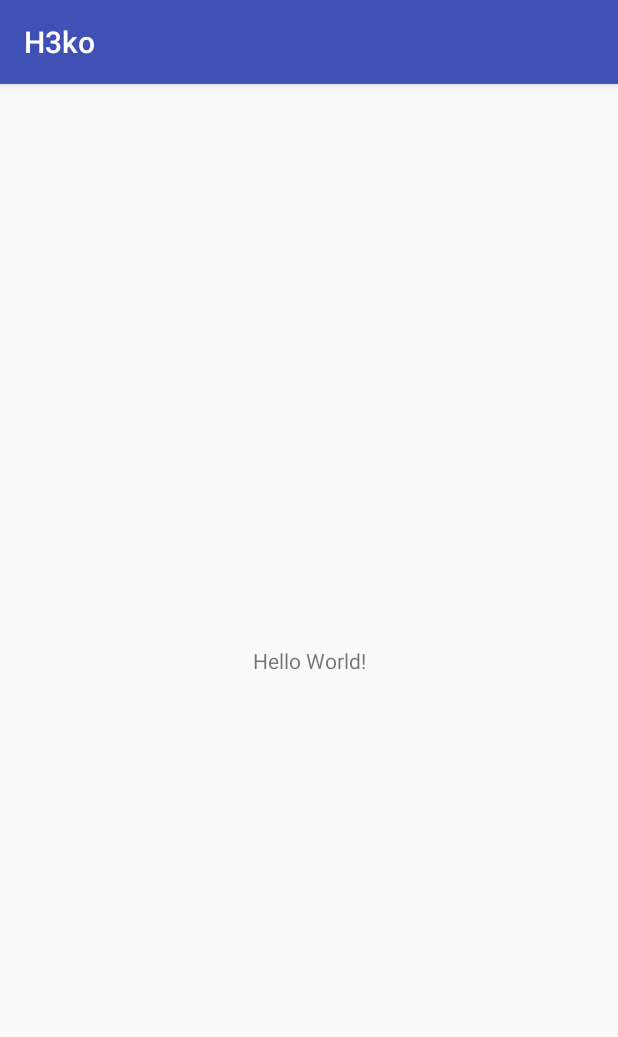
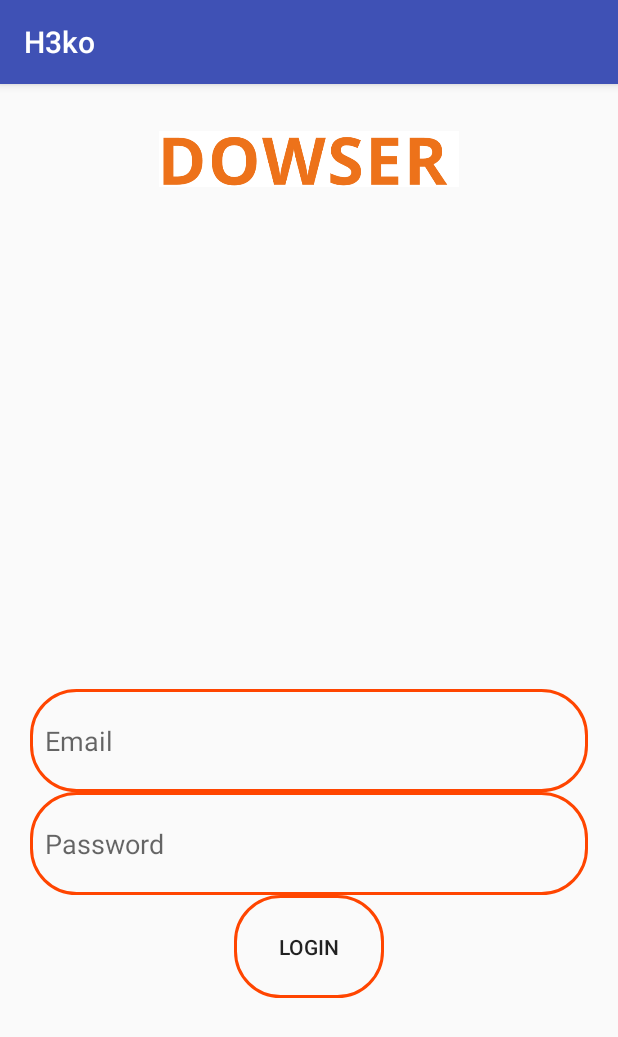
Before and after one commit to sohaiboh/h3ko, an Android app: the screen it shows after launch (MainActivity), on a phone screen of 412 x 824 dp. Shown: the top 1037 px of the screen. Run offline under Robolectric (Android 15) with nearby library versions, the light colour scheme and no system bars.

Commit message:
login layout

```diff
--- a/app/build.gradle
+++ b/app/build.gradle
@@ -1,11 +1,11 @@
 apply plugin: 'com.android.application'
 
 android {
-    compileSdkVersion 28
+    compileSdkVersion 27
     defaultConfig {
         applicationId "com.example.suhayb.h3ko"
         minSdkVersion 15
-        targetSdkVersion 28
+        targetSdkVersion 27
         versionCode 1
         versionName "1.0"
         testInstrumentationRunner "android.support.test.runner.AndroidJUnitRunner"
@@ -20,7 +20,7 @@ android {
 
 dependencies {
     implementation fileTree(dir: 'libs', include: ['*.jar'])
-    implementation 'com.android.support:appcompat-v7:28.0.0-alpha3'
+    implementation 'com.android.support:appcompat-v7:26.0.0'
     implementation 'com.android.support.constraint:constraint-layout:1.1.2'
     testImplementation 'junit:junit:4.12'
     androidTestImplementation 'com.android.support.test:runner:1.0.2'
--- a/app/src/main/java/com/example/suhayb/h3ko/MainActivity.java
+++ b/app/src/main/java/com/example/suhayb/h3ko/MainActivity.java
@@ -2,12 +2,35 @@ package com.example.suhayb.h3ko;
 
 import android.support.v7.app.AppCompatActivity;
 import android.os.Bundle;
+import android.view.View;
+import android.widget.Button;
+import android.widget.EditText;
+import android.widget.Toast;
 
 public class MainActivity extends AppCompatActivity {
+
+    EditText email;
+    EditText password;
+    Button login;
 
     @Override
     protected void onCreate(Bundle savedInstanceState) {
         super.onCreate(savedInstanceState);
         setContentView(R.layout.activity_main);
+
+        findViews();
+
+        login.setOnClickListener(new View.OnClickListener() {
+            @Override
+            public void onClick(View view) {
+                Toast.makeText(MainActivity.this, email.getText(), Toast.LENGTH_SHORT).show();
+            }
+        });
+    }
+
+    private void findViews() {
+        email = findViewById(R.id.email);
+        password = findViewById(R.id.password);
+        login = findViewById(R.id.loginBtn);
     }
 }
--- /dev/null
+++ b/app/src/main/res/drawable/rounded_corners.xml
@@ -0,0 +1,11 @@
+<?xml version="1.0" encoding="utf-8"?>
+<selector xmlns:android="http://schemas.android.com/apk/res/android">
+    <item>
+        <shape android:shape="rectangle">
+            <solid android:color="@android:color/transparent"/>
+            <stroke android:color="@color/Orange" android:width="2dp" />
+            <!--corners allow us to make the rounded corners button-->
+            <corners android:radius="30dp" />
+        </shape>
+    </item>
+</selector>
--- a/app/src/main/res/layout/activity_main.xml
+++ b/app/src/main/res/layout/activity_main.xml
@@ -1,18 +1,98 @@
 <?xml version="1.0" encoding="utf-8"?>
-<android.support.constraint.ConstraintLayout xmlns:android="http://schemas.android.com/apk/res/android"
+<LinearLayout xmlns:android="http://schemas.android.com/apk/res/android"
     xmlns:app="http://schemas.android.com/apk/res-auto"
     xmlns:tools="http://schemas.android.com/tools"
     android:layout_width="match_parent"
     android:layout_height="match_parent"
     tools:context=".MainActivity">
 
-    <TextView
-        android:layout_width="wrap_content"
-        android:layout_height="wrap_content"
-        android:text="Hello World!"
-        app:layout_constraintBottom_toBottomOf="parent"
-        app:layout_constraintLeft_toLeftOf="parent"
-        app:layout_constraintRight_toRightOf="parent"
-        app:layout_constraintTop_toTopOf="parent" />
+   <LinearLayout
+       android:layout_width="match_parent"
+       android:layout_height="match_parent"
+       android:weightSum="1"
+       android:orientation="vertical">
+       <LinearLayout
+           android:layout_width="match_parent"
+           android:layout_height="0dp"
+           android:layout_weight="0.4"
+           android:orientation="vertical"
+           android:layout_gravity="center">
 
-</android.support.constraint.ConstraintLayout>
+           <ImageView
+               android:layout_width="200dp"
+               android:layout_height="100dp"
+               android:src="@drawable/dowser"
+               android:layout_gravity="center"/>
+       </LinearLayout>
+
+       <LinearLayout
+           android:layout_width="match_parent"
+           android:layout_height="0dp"
+           android:layout_weight="0.1">
+       </LinearLayout>
+
+       <LinearLayout
+           android:layout_width="match_parent"
+           android:layout_height="0dp"
+           android:layout_weight="0.5">
+
+           <LinearLayout
+               android:layout_width="match_parent"
+               android:layout_height="match_parent"
+               android:orientation="vertical"
+               android:weightSum="1"
+               android:padding="20dp">
+
+               <LinearLayout
+                   android:layout_width="match_parent"
+                   android:layout_height="0dp"
+                   android:orientation="vertical"
+                   android:layout_weight="0.2">
+
+                   <EditText
+                       android:id="@+id/email"
+                       android:layout_width="match_parent"
+                       android:layout_height="match_parent"
+                       android:background="@drawable/rounded_corners"
+                       android:hint="Email"
+                       android:padding="10dp"/>
+
+               </LinearLayout>
+
+               <LinearLayout
+                   android:layout_width="match_parent"
+                   android:layout_height="0dp"
+                   android:orientation="vertical"
+                   android:layout_weight="0.2">
+
+                   <EditText
+                       android:id="@+id/password"
+                       android:layout_width="match_parent"
+                       android:layout_height="match_parent"
+                       android:background="@drawable/rounded_corners"
+                       android:hint="Password"
+                       android:padding="10dp"/>
+               </LinearLayout>
+
+               <LinearLayout
+                   android:layout_width="match_parent"
+                   android:layout_height="0dp"
+                   android:orientation="vertical"
+                   android:layout_weight="0.2"
+                   android:gravity="center">
+                   <Button
+                       android:id="@+id/loginBtn"
+                       android:text="Login"
+                       android:layout_width="100dp"
+                       android:layout_height="match_parent"
+                       android:background="@drawable/rounded_corners"/>
+               </LinearLayout>
+
+           </LinearLayout>
+
+       </LinearLayout>
+
+
+   </LinearLayout>
+
+</LinearLayout>
--- a/app/src/main/res/values/colors.xml
+++ b/app/src/main/res/values/colors.xml
@@ -3,4 +3,5 @@
     <color name="colorPrimary">#3F51B5</color>
     <color name="colorPrimaryDark">#303F9F</color>
     <color name="colorAccent">#FF4081</color>
+    <color name="Orange">#FF4500</color>
 </resources>
```
Also changed, not shown: app/src/main/res/drawable-v24/dowser.png (added).
